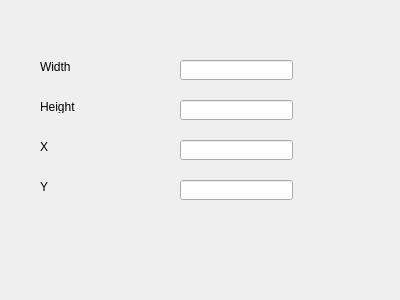
Before: the Qt Designer form RtreeApp/gpsForm.ui in killerwife/Rtree, drawn with Qt 5.
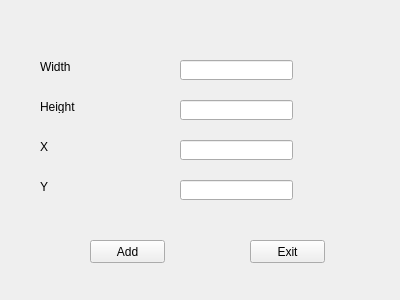
After: the same form once the commit is applied.

Diff of the .ui file:
```diff
--- a/RtreeApp/gpsForm.ui
+++ b/RtreeApp/gpsForm.ui
@@ -105,6 +105,32 @@
     <string>Y</string>
    </property>
   </widget>
+  <widget class="QPushButton" name="buttonAddCoordinate">
+   <property name="geometry">
+    <rect>
+     <x>90</x>
+     <y>240</y>
+     <width>75</width>
+     <height>23</height>
+    </rect>
+   </property>
+   <property name="text">
+    <string>Add</string>
+   </property>
+  </widget>
+  <widget class="QPushButton" name="buttonExitCoordinate">
+   <property name="geometry">
+    <rect>
+     <x>250</x>
+     <y>240</y>
+     <width>75</width>
+     <height>23</height>
+    </rect>
+   </property>
+   <property name="text">
+    <string>Exit</string>
+   </property>
+  </widget>
  </widget>
  <resources/>
  <connections/>
```
